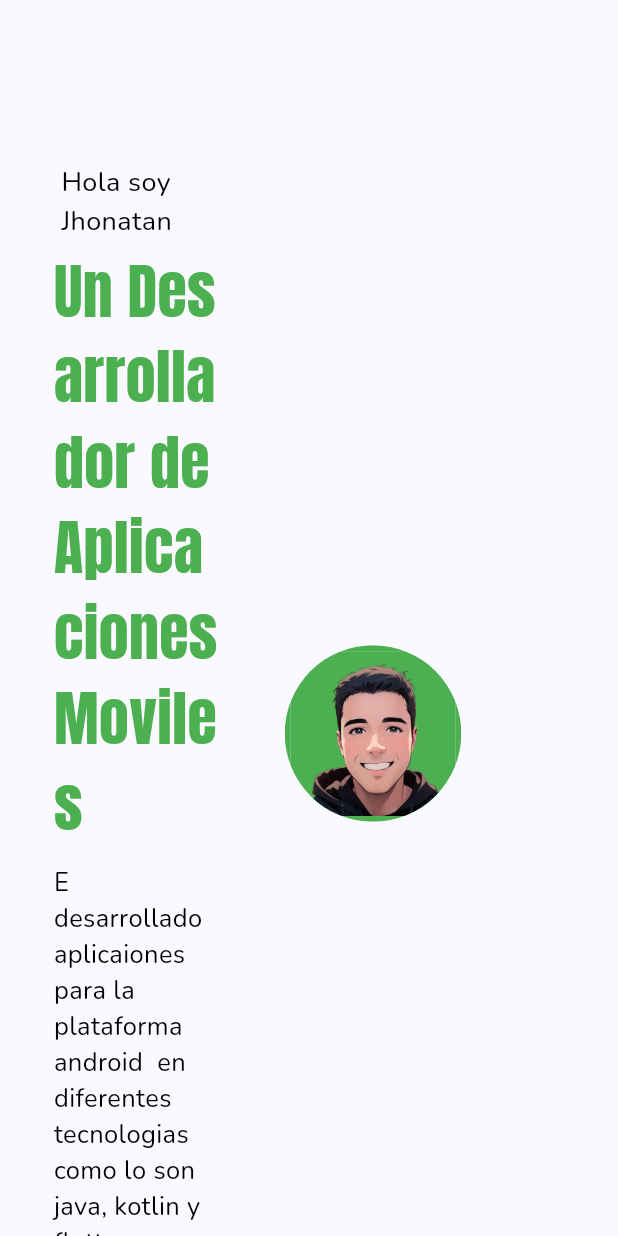
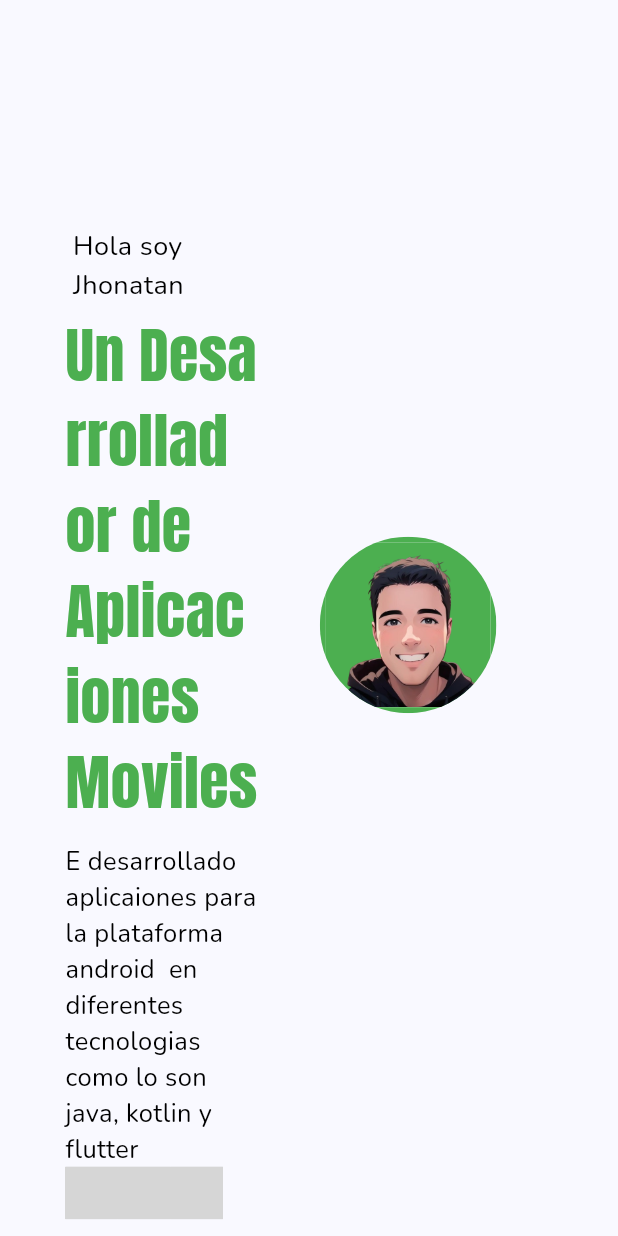
Before and after one commit to davidsur12/portafolio, a Flutter app: the CapaOnePresetacion widget shown alone on an empty page, opened directly, on a phone screen of 412 x 824 dp. Run offline on Flutter 3.47's test engine with Material 3 defaults, Android fonts, the light colour scheme and no system bars; drawn by our look-alikes of flutter_animate; our stand-ins replace flutter_bloc, flutter_hooks, get, google_fonts, persistent_bottom_nav_bar; missing offline and left inert: social_media_buttons; grey boxes are pictures that could not be loaded.

Commit message:
avances_two

```diff
--- /dev/null
+++ b/lib/widget/about_me.dart
@@ -0,0 +1,46 @@
+import 'package:flutter/material.dart';
+import 'package:flutter/widgets.dart';
+import 'package:google_fonts/google_fonts.dart';
+import 'package:flutter_animate/flutter_animate.dart';
+class AboutMe extends StatefulWidget {
+  const AboutMe({super.key});
+
+  @override
+  State<AboutMe> createState() => _AboutMeState();
+}
+
+class _AboutMeState extends State<AboutMe> {
+  @override
+  Widget build(BuildContext context) {
+   double width = MediaQuery.of(context).size.width;
+    double height = MediaQuery.of(context).size.height;
+
+    return Container(
+      padding: EdgeInsets.all(50),
+      //color:Colors.green,
+      decoration: BoxDecoration(borderRadius: BorderRadius.circular(20),
+      color:Colors.green,),
+child:Row(children:[
+
+ Container(
+  width: width/2.5,
+  child: Column(
+    crossAxisAlignment: CrossAxisAlignment.start,
+    children: [
+
+  Text('Acerca de mi',  style:GoogleFonts.anton(fontSize:30, color:Color(4282329156) ), textAlign: TextAlign.start,),
+  SizedBox(height: 15,),
+Text('Soy un desarrollador móvil con 28 años de experiencia en la creación de aplicaciones utilizando tecnologías como Java, Kotlin y Flutter. Mi trayectoria profesional incluye el desarrollo de proyectos diversos, donde he aplicado mis habilidades para diseñar, implementar y mantener aplicaciones móviles eficientes y escalables. Mi pasión por la tecnología y la innovación me impulsa a buscar constantemente nuevas soluciones y mejorar mis competencias técnicas.',
+ style:GoogleFonts.nunito(fontSize:17), textAlign: TextAlign.start,)
+
+],)),
+
+SizedBox(width: width/10,),
+Image.asset('assets/imagenes/1.png', width: width/3.5,)
+]
+
+)
+
+    );
+  }
+}
--- a/lib/widget/capa_presentacion.dart
+++ b/lib/widget/capa_presentacion.dart
@@ -1,5 +1,7 @@
 import 'package:flutter/material.dart';
+import 'package:flutter/widgets.dart';
 import 'package:google_fonts/google_fonts.dart';
+import 'package:portafolio/widget/about_me.dart';
 import 'package:portafolio/widget/tecnologuias.dart';
 import 'package:social_media_buttons/social_media_buttons.dart';
 import 'package:flutter_animate/flutter_animate.dart';
@@ -19,18 +21,26 @@ class _CapaOnePresetacionState extends State<CapaOnePresetacion> {
     double height = MediaQuery.of(context).size.height;
     return
     Container(
-  width: width / 1.2,
+  width: width / 1.1,
+  //container principal
   //color: Colors.green,
   child: Column(
     mainAxisAlignment: MainAxisAlignment.center,
     children: [
-      SizedBox(height: height / 8),
-      Row(
+      SizedBox(height: height / 18),
+
+
+     Container(
+      margin: EdgeInsets.only(top: 100),
+      height: height/1.2,
+      child:  Row(
         mainAxisAlignment: MainAxisAlignment.center,
         children: [
           Expanded(
             child: Container(
+             // color: Colors.green,
               width:width/5 ,
+
               child:
               Column(
               mainAxisAlignment: MainAxisAlignment.start,
@@ -61,10 +71,13 @@ class _CapaOnePresetacionState extends State<CapaOnePresetacion> {
 
 
          Flexible(child: Container(width:width/10)),
-          Center(child: ClipOval(
+        Container(
+          margin: EdgeInsets.only(bottom: 145),
+          child:   Center(child: ClipOval(
             child: Container(
               width: (width/3.5),
               height:(width/3.5),
+             // margin: EdgeInsets.only(bottom: 300),
               decoration: BoxDecoration(
                 border: Border.all(
                   color: Colors.green,
@@ -76,11 +89,13 @@ class _CapaOnePresetacionState extends State<CapaOnePresetacion> {
                 child:Image.asset('assets/imagenes/1_sin_fondo.png', scale: 1.0)),
             ),
           ),
-     )
+     ) )
         ],
-      ),
+      )),
+   AboutMe(),
+   Tecnologia()
 
-   Tecnologia() ],
+   ],
   ),
 );
 
--- a/lib/widget/tecnologuias.dart
+++ b/lib/widget/tecnologuias.dart
@@ -43,9 +43,13 @@ card('assets/icon/kotlin.png', 'Kotlin', width)
   Widget card(String imagen, String titulo, double width){
 
 return Container(
-  width: width/3.5,
+
+  width: width/3.7,
   padding: EdgeInsets.all(18),
-  color:Colors.green,
+  //color:Colors.green,
+  decoration: BoxDecoration(
+    color:Color.fromARGB(255, 33, 138, 1),
+    borderRadius: BorderRadius.circular(20) ),
   child:Column(children:[Image.asset(imagen, width:70 ), SizedBox(height: 20) ,
   Animate(
 
```
